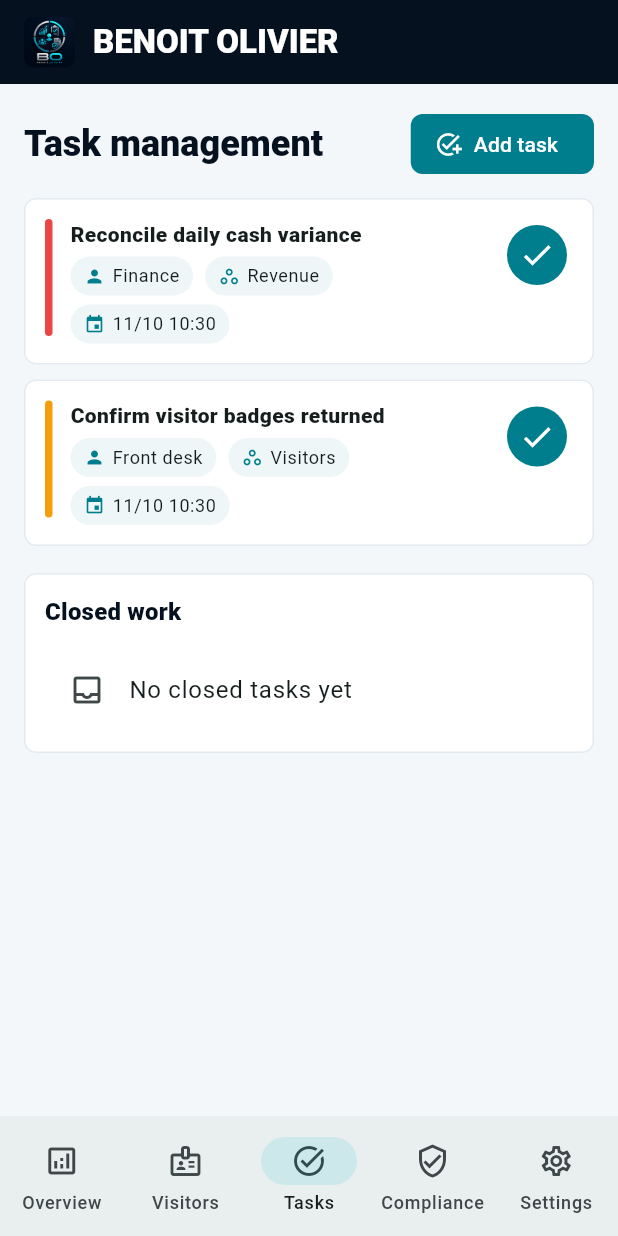
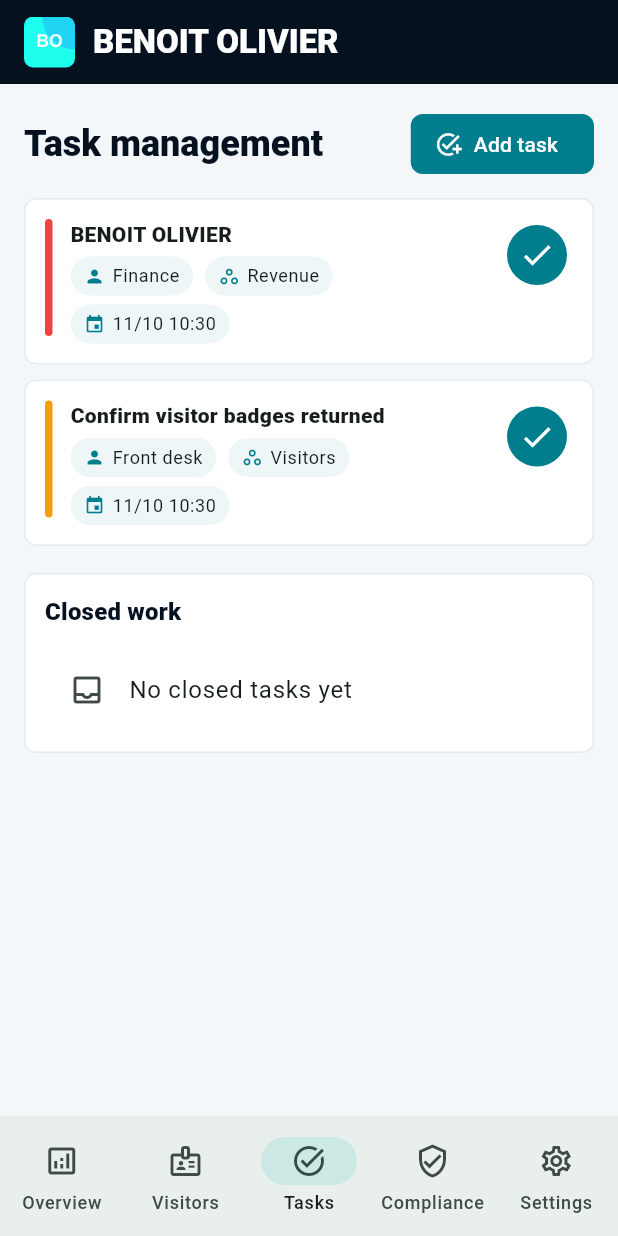
Before and after one commit to EOOrga/68d9d10a1299230338dbbdc7, a Flutter app: the screen it shows after launch, item 3 of the bottom bar chosen, on a phone screen of 412 x 824 dp. Run offline on Flutter 3.47's test engine with Material 3 defaults, Android fonts, the phone set to English and light mode, and no system bars; our stand-ins replace shared_preferences.

Commit message:
Create Flutter variant com.hbatveeek.benoitolivier

```diff
--- a/lib/main.dart
+++ b/lib/main.dart
@@ -6,7 +6,7 @@ import 'package:shared_preferences/shared_preferences.dart';
 
 const _brandName = 'BENOIT OLIVIER';
 const _primaryNavy = Color(0xFF06111F);
-const _electricCyan = Color(0xFF04D9E8);
+const _electricCyan = Color(0xFF1FFFF0);
 const _success = Color(0xFF2DD4BF);
 const _warning = Color(0xFFF59E0B);
 const _danger = Color(0xFFEF4444);
@@ -459,7 +459,7 @@ class OperationsState extends ChangeNotifier {
     tasks = [
       OpsTask(
         id: 't1',
-        title: 'Reconcile daily cash variance',
+        title: 'BENOIT OLIVIER',
         owner: 'Finance',
         area: 'Revenue',
         dueDate: now.add(const Duration(days: 1)),
--- a/pubspec.yaml
+++ b/pubspec.yaml
@@ -1,4 +1,4 @@
-name: benoit_olivier
+name: benoitolivier
 description: Local operations workspace for BENOIT OLIVIER.
 publish_to: 'none'
 version: 1.0.0+1
@@ -21,6 +21,8 @@ flutter_launcher_icons:
   android: true
   ios: false
   image_path: "docs/icon.png"
+  adaptive_icon_foreground: docs/icon.png
+  adaptive_icon_background: "#1F2EFF"
   min_sdk_android: 23
 
 flutter:
```
Also changed, not shown: docs/icon.png, 11 other files.
